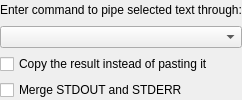
This is addons/textfilter/textfilterwidget.ui in KDE/kate as Qt 5 draws it before an edit. The edited form follows.
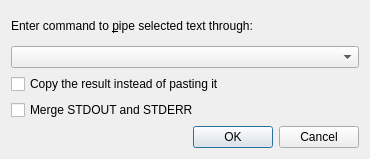
This is the edited form. Custom widgets are drawn as their Qt base class.

Commit message: port text filter plugin

What changed in the file:
```diff
--- a/addons/textfilter/textfilterwidget.ui
+++ b/addons/textfilter/textfilterwidget.ui
@@ -1,14 +1,19 @@
 <?xml version="1.0" encoding="UTF-8"?>
 <ui version="4.0">
  <class>TextFilterWidget</class>
- <widget class="QWidget" name="TextFilterWidget">
+ <widget class="QDialog" name="TextFilterWidget">
+  <property name="geometry">
+   <rect>
+    <x>0</x>
+    <y>0</y>
+    <width>370</width>
+    <height>159</height>
+   </rect>
+  </property>
   <property name="windowTitle">
    <string>Filter</string>
   </property>
   <layout class="QVBoxLayout" name="verticalLayout">
-   <property name="margin">
-    <number>0</number>
-   </property>
    <item>
     <widget class="QLabel" name="lblFilter">
      <property name="sizePolicy">
@@ -18,7 +23,7 @@
       </sizepolicy>
      </property>
      <property name="text">
-      <string>Enter command to pipe selected text through:</string>
+      <string>Enter command to &amp;pipe selected text through:</string>
      </property>
      <property name="buddy">
       <cstring>filterBox</cstring>
@@ -56,6 +61,13 @@
      </property>
     </widget>
    </item>
+   <item>
+    <widget class="QDialogButtonBox" name="buttonBox">
+     <property name="standardButtons">
+      <set>QDialogButtonBox::Cancel|QDialogButtonBox::Ok</set>
+     </property>
+    </widget>
+   </item>
   </layout>
  </widget>
  <customwidgets>
```
Left out of the diff: 37 changed lines with no effect on the pictures. The commit also changes 2 other files.
